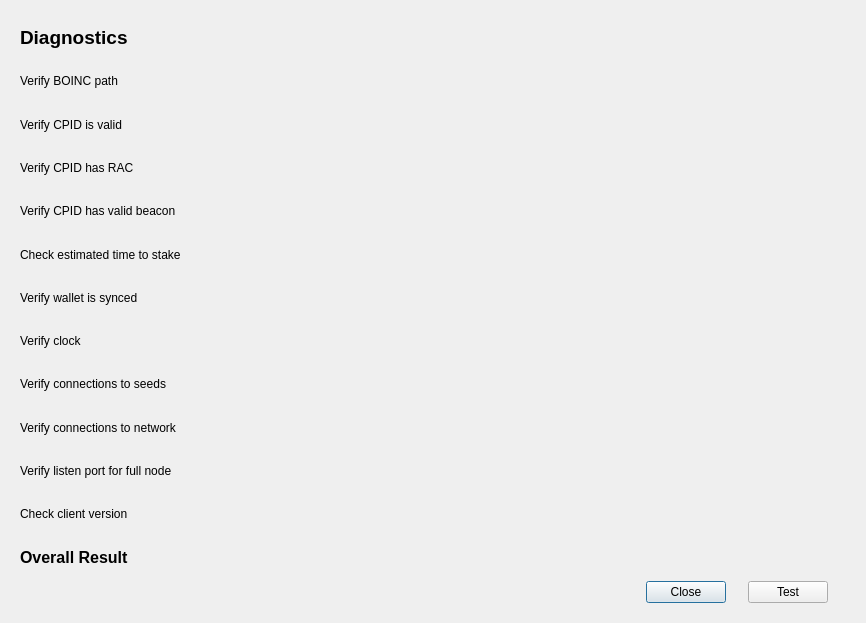
First picture: the form in src/qt/forms/diagnosticsdialog.ui, repository gridcoin-community/Gridcoin-Research, before the edit.
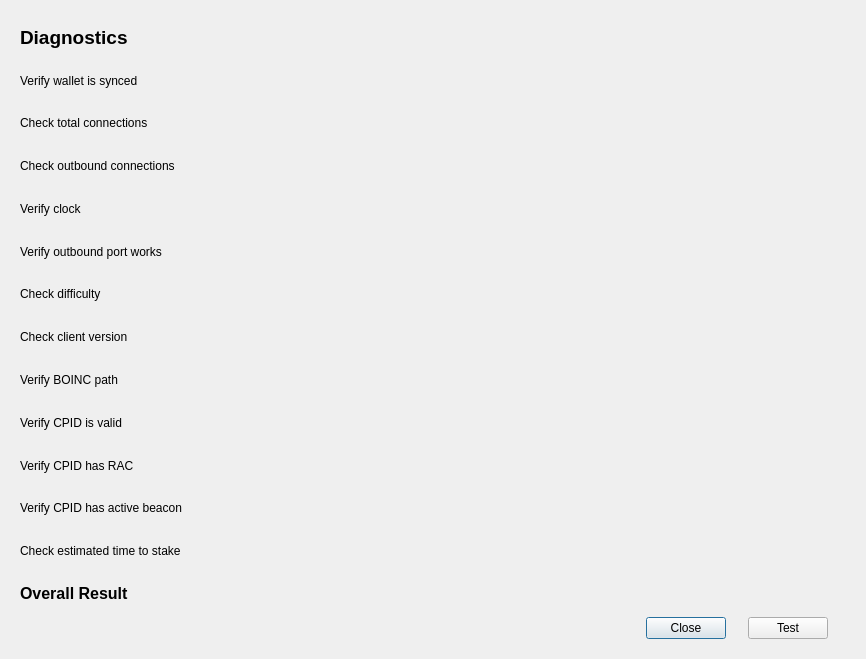
Second picture: the form after the edit.

Commit message: Update diagnostics to fix multiple bugs and add difficulty test..

What changed in the file:
```diff
--- a/src/qt/forms/diagnosticsdialog.ui
+++ b/src/qt/forms/diagnosticsdialog.ui
@@ -7,7 +7,7 @@
     <x>0</x>
     <y>0</y>
     <width>866</width>
-    <height>623</height>
+    <height>659</height>
    </rect>
   </property>
   <property name="windowTitle">
@@ -49,7 +49,151 @@
      <property name="verticalSpacing">
       <number>8</number>
      </property>
-     <item row="4" column="1">
+     <item row="15" column="0">
+      <widget class="QLabel" name="checkETTSLabel">
+       <property name="text">
+        <string>Check estimated time to stake </string>
+       </property>
+      </widget>
+     </item>
+     <item row="7" column="0">
+      <widget class="QLabel" name="verifyTCPPortLabel">
+       <property name="text">
+        <string>Verify outbound port works</string>
+       </property>
+      </widget>
+     </item>
+     <item row="28" column="0">
+      <widget class="QLabel" name="overallResultLabel">
+       <property name="font">
+        <font>
+         <pointsize>12</pointsize>
+         <weight>75</weight>
+         <bold>true</bold>
+        </font>
+       </property>
+       <property name="text">
+        <string>Overall Result</string>
+       </property>
+      </widget>
+     </item>
+     <item row="3" column="0">
+      <widget class="QLabel" name="checkConnectionCountLabel">
+       <property name="text">
+        <string>Check total connections</string>
+       </property>
+      </widget>
+     </item>
+     <item row="15" column="1">
+      <widget class="QLabel" name="checkETTSResultLabel">
+       <property name="sizePolicy">
+        <sizepolicy hsizetype="MinimumExpanding" vsizetype="Preferred">
+         <horstretch>0</horstretch>
+         <verstretch>0</verstretch>
+        </sizepolicy>
+       </property>
+       <property name="minimumSize">
+        <size>
+         <width>200</width>
+         <height>0</height>
+        </size>
+       </property>
+       <property name="text">
+        <string/>
+       </property>
+       <property name="wordWrap">
+        <bool>true</bool>
+       </property>
+       <property name="indent">
+        <number>10</number>
+       </property>
+      </widget>
+     </item>
+     <item row="7" column="1">
+      <widget class="QLabel" name="verifyTCPPortResultLabel">
+       <property name="sizePolicy">
+        <sizepolicy hsizetype="MinimumExpanding" vsizetype="Preferred">
+         <horstretch>0</horstretch>
+         <verstretch>0</verstretch>
+        </sizepolicy>
+       </property>
+       <property name="minimumSize">
+        <size>
+         <width>200</width>
+         <height>0</height>
+        </size>
+       </property>
+       <property name="text">
+        <string/>
+       </property>
+       <property name="wordWrap">
+        <bool>true</bool>
+       </property>
+       <property name="indent">
+        <number>10</number>
+       </property>
+      </widget>
+     </item>
+     <item row="1" column="0">
+      <widget class="QLabel" name="verifyWalletIsSyncedLabel">
+       <property name="text">
+        <string>Verify wallet is synced</string>
+       </property>
+      </widget>
+     </item>
+     <item row="12" column="0">
+      <widget class="QLabel" name="verifyCPIDValidLabel">
+       <property name="text">
+        <string>Verify CPID is valid</string>
+       </property>
+      </widget>
+     </item>
+     <item row="28" column="1">
+      <widget class="QLabel" name="overallResultResultLabel">
+       <property name="font">
+        <font>
+         <pointsize>12</pointsize>
+         <weight>75</weight>
+         <bold>true</bold>
+        </font>
+       </property>
+       <property name="text">
+        <string/>
+       </property>
+       <property name="wordWrap">
+        <bool>true</bool>
+       </property>
+       <property name="indent">
+        <number>10</number>
+       </property>
+      </widget>
+     </item>
+     <item row="5" column="1">
+      <widget class="QLabel" name="verifyClockResultLabel">
+       <property name="sizePolicy">
+        <sizepolicy hsizetype="MinimumExpanding" vsizetype="Preferred">
+         <horstretch>0</horstretch>
+         <verstretch>0</verstretch>
+        </sizepolicy>
+       </property>
+       <property name="minimumSize">
+        <size>
+         <width>200</width>
+         <height>0</height>
+        </size>
+       </property>
+       <property name="text">
+        <string/>
+       </property>
+       <property name="wordWrap">
+        <bool>true</bool>
+       </property>
+       <property name="indent">
+        <number>10</number>
+       </property>
+      </widget>
+     </item>
+     <item row="14" column="1">
       <widget class="QLabel" name="verifyCPIDIsActiveResultLabel">
        <property name="sizePolicy">
         <sizepolicy hsizetype="MinimumExpanding" vsizetype="Preferred">
@@ -74,7 +218,32 @@
        </property>
       </widget>
      </item>
-     <item row="4" column="0">
+     <item row="13" column="1">
+      <widget class="QLabel" name="verifyCPIDHasRACResultLabel">
+       <property name="sizePolicy">
+        <sizepolicy hsizetype="MinimumExpanding" vsizetype="Preferred">
+         <horstretch>0</horstretch>
+         <verstretch>0</verstretch>
+        </sizepolicy>
+       </property>
+       <property name="minimumSize">
+        <size>
+         <width>200</width>
+         <height>0</height>
+        </size>
+       </property>
+       <property name="text">
+        <string/>
+       </property>
+       <property name="wordWrap">
+        <bool>true</bool>
+       </property>
+       <property name="indent">
+        <number>10</number>
+       </property>
+      </widget>
+     </item>
+     <item row="14" column="0">
       <widget class="QLabel" name="verifyCPIDIsActiveLabel">
        <property name="sizePolicy">
         <sizepolicy hsizetype="Preferred" vsizetype="Preferred">
@@ -89,36 +258,25 @@
         </size>
        </property>
        <property name="text">
-        <string>Verify CPID has valid beacon </string>
+        <string>Verify CPID has active beacon</string>
        </property>
       </widget>
      </item>
-     <item row="8" column="1">
-      <widget class="QLabel" name="verifySeedNodesResultLabel">
-       <property name="sizePolicy">
-        <sizepolicy hsizetype="MinimumExpanding" vsizetype="Preferred">
-         <horstretch>0</horstretch>
-         <verstretch>0</verstretch>
-        </sizepolicy>
+     <item row="5" column="0">
+      <widget class="QLabel" name="verifyClockLabel">
+       <property name="text">
+        <string>Verify clock</string>
        </property>
-       <property name="minimumSize">
-        <size>
-         <width>200</width>
-         <height>0</height>
-        </size>
-       </property>
+      </widget>
+     </item>
+     <item row="11" column="0">
+      <widget class="QLabel" name="verifyBoincPathLabel">
        <property name="text">
-        <string/>
+        <string>Verify BOINC path</string>
        </property>
-       <property name="wordWrap">
-        <bool>true</bool>
-       </property>
-       <property name="indent">
-        <number>10</number>
-       </property>
       </widget>
      </item>
-     <item row="6" column="1">
+     <item row="1" column="1">
       <widget class="QLabel" name="verifyWalletIsSyncedResultLabel">
        <property name="sizePolicy">
         <sizepolicy hsizetype="MinimumExpanding" vsizetype="Preferred">
@@ -143,24 +301,56 @@
        </property>
       </widget>
      </item>
-     <item row="13" column="0">
-      <widget class="QLabel" name="overallResultLabel">
-       <property name="font">
-        <font>
-         <pointsize>12</pointsize>
-         <weight>75</weight>
-         <bold>true</bold>
-        </font>
+     <item row="4" column="1">
+      <widget class="QLabel" name="checkOutboundConnectionCountResultLabel">
+       <property name="sizePolicy">
+        <sizepolicy hsizetype="MinimumExpanding" vsizetype="Preferred">
+         <horstretch>0</horstretch>
+         <verstretch>0</verstretch>
+        </sizepolicy>
+       </property>
+       <property name="minimumSize">
+        <size>
+         <width>200</width>
+         <height>0</height>
+        </size>
        </property>
        <property name="text">
-        <string>Overall Result</string>
+        <string/>
+       </property>
+       <property name="wordWrap">
+        <bool>true</bool>
+       </property>
+       <property name="indent">
+        <number>10</number>
        </property>
       </widget>
      </item>
-     <item row="3" column="0">
-      <widget class="QLabel" name="verifyCPIDHasRACLabel">
+     <item row="11" column="1">
+      <widget class="QLabel" name="verifyBoincPathResultLabel">
+       <property name="sizePolicy">
+        <sizepolicy hsizetype="MinimumExpanding" vsizetype="Preferred">
+         <horstretch>0</horstretch>
+         <verstretch>0</verstretch>
+        </sizepolicy>
+       </property>
+       <property name="minimumSize">
+        <size>
+         <width>200</width>
+         <height>0</height>
+        </size>
+       </property>
        <property name="text">
-        <string>Verify CPID has RAC</string>
+        <string/>
+       </property>
+       <property name="wordWrap">
+        <bool>true</bool>
+       </property>
+       <property name="margin">
+        <number>0</number>
+       </property>
+       <property name="indent">
+        <number>10</number>
        </property>
       </widget>
      </item>
@@ -178,15 +368,20 @@
        </property>
       </widget>
      </item>
-     <item row="13" column="1">
-      <widget class="QLabel" name="overallResultResultLabel">
-       <property name="font">
-        <font>
-         <pointsize>12</pointsize>
-         <weight>75</weight>
-         <bold>true</bold>
-        </font>
+     <item row="8" column="1">
+      <widget class="QLabel" name="checkDifficultyResultLabel">
+       <property name="sizePolicy">
+        <sizepolicy hsizetype="MinimumExpanding" vsizetype="Preferred">
+         <horstretch>0</horstretch>
+         <verstretch>0</verstretch>
+        </sizepolicy>
        </property>
+       <property name="minimumSize">
+        <size>
+         <width>200</width>
+         <height>0</height>
+        </size>
+       </property>
        <property name="text">
         <string/>
        </property>
@@ -198,7 +393,53 @@
        </property>
       </widget>
      </item>
-     <item row="2" column="1">
+     <item row="3" column="1">
+      <widget class="QLabel" name="checkConnectionCountResultLabel">
+       <property name="sizePolicy">
+        <sizepolicy hsizetype="MinimumExpanding" vsizetype="Preferred">
+         <horstretch>0</horstretch>
+         <verstretch>0</verstretch>
+        </sizepolicy>
+       </property>
+       <property name="minimumSize">
+        <size>
+         <width>200</width>
+         <height>0</height>
+        </size>
+       </property>
+       <property name="text">
+        <string/>
+       </property>
+       <property name="wordWrap">
+        <bool>true</bool>
+       </property>
+       <property name="indent">
+        <number>10</number>
+       </property>
+      </widget>
+     </item>
+     <item row="4" column="0">
+      <widget class="QLabel" name="checkOutboundConnectionCountLabel">
+       <property name="text">
+        <string>Check outbound connections</string>
+       </property>
+      </widget>
+     </item>
+     <item row="8" column="0">
+      <widget class="QLabel" name="checkyDifficultyLabel">
+       <property name="text">
+        <string>Check difficulty</string>
+       </property>
+      </widget>
+     </item>
+     <item row="13" column="0">
+      <widget class="QLabel" name="verifyCPIDHasRACLabel">
+       <property name="text">
+        <string>Verify CPID has RAC</string>
+       </property>
+      </widget>
+     </item>
+     <item row="12" column="1">
       <widget class="QLabel" name="verifyCPIDValidResultLabel">
        <property name="sizePolicy">
         <sizepolicy hsizetype="MinimumExpanding" vsizetype="Preferred">
@@ -226,191 +467,14 @@
        </property>
       </widget>
      </item>
-     <item row="1" column="0">
-      <widget class="QLabel" name="boincPathLabel">
-       <property name="text">
-        <string>Verify BOINC path</string>
-       </property>
-      </widget>
-     </item>
-     <item row="9" column="1">
-      <widget class="QLabel" name="verifyConnectionsResultLabel">
-       <property name="sizePolicy">
-        <sizepolicy hsizetype="MinimumExpanding" vsizetype="Preferred">
-         <horstretch>0</horstretch>
-         <verstretch>0</verstretch>
-        </sizepolicy>
-       </property>
-       <property name="minimumSize">
-        <size>
-         <width>200</width>
-         <height>0</height>
-        </size>
-       </property>
-       <property name="text">
-        <string/>
-       </property>
-       <property name="wordWrap">
-        <bool>true</bool>
-       </property>
-       <property name="indent">
-        <number>10</number>
-       </property>
-      </widget>
-     </item>
-     <item row="10" column="0">
-      <widget class="QLabel" name="verifyTCPPortLabel">
-       <property name="text">
-        <string>Verify listen port for full node</string>
-       </property>
-      </widget>
-     </item>
-     <item row="7" column="0">
-      <widget class="QLabel" name="verifyClockLabel">
-       <property name="text">
-        <string>Verify clock</string>
-       </property>
-      </widget>
-     </item>
-     <item row="1" column="1">
-      <widget class="QLabel" name="boincPathResultLabel">
-       <property name="sizePolicy">
-        <sizepolicy hsizetype="MinimumExpanding" vsizetype="Preferred">
-         <horstretch>0</horstretch>
-         <verstretch>0</verstretch>
-        </sizepolicy>
-       </property>
-       <property name="minimumSize">
-        <size>
-         <width>200</width>
-         <height>0</height>
-        </size>
-       </property>
-       <property name="text">
-        <string/>
-       </property>
-       <property name="wordWrap">
-        <bool>true</bool>
-       </property>
-       <property name="margin">
-        <number>0</number>
-       </property>
-       <property name="indent">
-        <number>10</number>
-       </property>
-      </widget>
-     </item>
      <item row="9" column="0">
-      <widget class="QLabel" name="verifyConnectionsLabel">
-       <property name="text">
-        <string>Verify connections to network </string>
-       </property>
-      </widget>
-     </item>
-     <item row="7" column="1">
-      <widget class="QLabel" name="verifyClockResultLabel">
-       <property name="sizePolicy">
-        <sizepolicy hsizetype="MinimumExpanding" vsizetype="Preferred">
-         <horstretch>0</horstretch>
-         <verstretch>0</verstretch>
-        </sizepolicy>
-       </property>
-       <property name="minimumSize">
-        <size>
-         <width>200</width>
-         <height>0</height>
-        </size>
-       </property>
-       <property name="text">
-        <string/>
-       </property>
-       <property name="wordWrap">
-        <bool>true</bool>
-       </property>
-       <property name="indent">
-        <number>10</number>
-       </property>
-      </widget>
-     </item>
-     <item row="2" column="0">
-      <widget class="QLabel" name="verifyCPIDValidLabel">
-       <property name="text">
-        <string>Verify CPID is valid</string>
-       </property>
-      </widget>
-     </item>
-     <item row="10" column="1">
-      <widget class="QLabel" name="verifyTCPPortResultLabel">
-       <property name="sizePolicy">
-        <sizepolicy hsizetype="MinimumExpanding" vsizetype="Preferred">
-         <horstretch>0</horstretch>
-         <verstretch>0</verstretch>
-        </sizepolicy>
-       </property>
-       <property name="minimumSize">
-        <size>
-         <width>200</width>
-         <height>0</height>
-        </size>
-       </property>
-       <property name="text">
-        <string/>
-       </property>
-       <property name="wordWrap">
-        <bool>true</bool>
-       </property>
-       <property name="indent">
-        <number>10</number>
-       </property>
-      </widget>
-     </item>
-     <item row="12" column="0">
       <widget class="QLabel" name="checkClientVersionLabel">
        <property name="text">
         <string>Check client version</string>
        </property>
       </widget>
      </item>
-     <item row="8" column="0">
-      <widget class="QLabel" name="verifySeedNodesLabel">
-       <property name="text">
-        <string>Verify connections to seeds</string>
-       </property>
-      </widget>
-     </item>
-     <item row="3" column="1">
-      <widget class="QLabel" name="verifyCPIDHasRACResultLabel">
-       <property name="sizePolicy">
-        <sizepolicy hsizetype="MinimumExpanding" vsizetype="Preferred">
-         <horstretch>0</horstretch>
-         <verstretch>0</verstretch>
-        </sizepolicy>
-       </property>
-       <property name="minimumSize">
-        <size>
-         <width>200</width>
-         <height>0</height>
-        </size>
-       </property>
-       <property name="text">
-        <string/>
-       </property>
-       <property name="wordWrap">
-        <bool>true</bool>
-       </property>
-       <property name="indent">
-        <number>10</number>
-       </property>
-      </widget>
-     </item>
-     <item row="6" column="0">
-      <widget class="QLabel" name="verifyWalletIsSyncedLabel">
-       <property name="text">
-        <string>Verify wallet is synced</string>
-       </property>
-      </widget>
-     </item>
-     <item row="12" column="1">
+     <item row="9" column="1">
       <widget class="QLabel" name="checkClientVersionResultLabel">
        <property name="sizePolicy">
         <sizepolicy hsizetype="MinimumExpanding" vsizetype="Preferred">
@@ -435,38 +499,6 @@
        </property>
       </widget>
      </item>
-     <item row="5" column="0">
-      <widget class="QLabel" name="checkETTSLabel">
-       <property name="text">
-        <string>Check estimated time to stake </string>
-       </property>
-      </widget>
-     </item>
-     <item row="5" column="1">
-      <widget class="QLabel" name="checkETTSResultLabel">
-       <property name="sizePolicy">
-        <sizepolicy hsizetype="MinimumExpanding" vsizetype="Preferred">
-         <horstretch>0</horstretch>
-         <verstretch>0</verstretch>
-        </sizepolicy>
-       </property>
-       <property name="minimumSize">
-        <size>
-         <width>200</width>
-         <height>0</height>
-        </size>
-       </property>
-       <property name="text">
-        <string/>
-       </property>
-       <property name="wordWrap">
-        <bool>true</bool>
-       </property>
-       <property name="indent">
-        <number>10</number>
-       </property>
-      </widget>
-     </item>
     </layout>
    </item>
    <item>
```
The commit also changes 2 other files.
